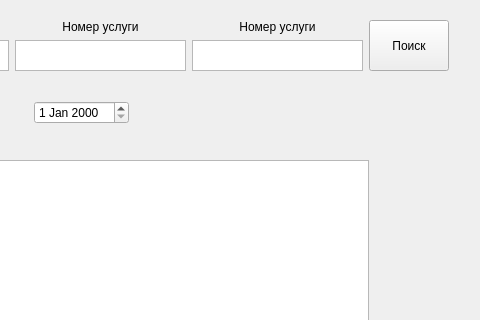
This is querytableform.ui in neodiz/dcmviewer as Qt 5 draws it before an edit; both pictures show x 202 to 682 and y 0 to 320 of the 682 by 508 pixel window. The edited form follows.
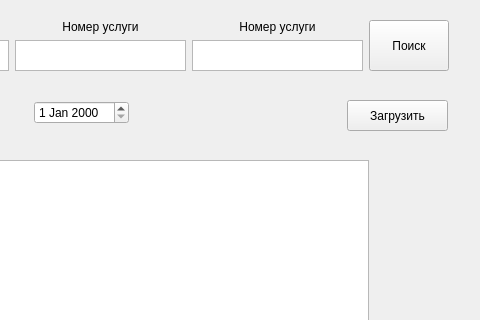
This is the edited form.

What changed in the file:
```diff
--- a/querytableform.ui
+++ b/querytableform.ui
@@ -23,7 +23,7 @@
     </rect>
    </property>
   </widget>
-  <widget class="QWidget" name="">
+  <widget class="QWidget" name="layoutWidget">
    <property name="geometry">
     <rect>
      <x>50</x>
@@ -54,7 +54,7 @@
     </item>
    </layout>
   </widget>
-  <widget class="QWidget" name="">
+  <widget class="QWidget" name="layoutWidget">
    <property name="geometry">
     <rect>
      <x>40</x>
@@ -157,16 +157,21 @@
     </item>
    </layout>
   </widget>
-  <zorder>textEdit</zorder>
-  <zorder>pushButtonSearch</zorder>
-  <zorder>textEdit_2</zorder>
-  <zorder>label</zorder>
-  <zorder>label_2</zorder>
-  <zorder>textEdit_3</zorder>
-  <zorder>label_3</zorder>
-  <zorder>dateEdit</zorder>
-  <zorder>dateEdit_2</zorder>
-  <zorder>verticalSpacer</zorder>
+  <widget class="QPushButton" name="getPatientfromServer">
+   <property name="geometry">
+    <rect>
+     <x>549</x>
+     <y>100</y>
+     <width>101</width>
+     <height>31</height>
+    </rect>
+   </property>
+   <property name="text">
+    <string>Загрузить</string>
+   </property>
+  </widget>
+  <zorder>layoutWidget</zorder>
+  <zorder>layoutWidget</zorder>
   <zorder>tableView</zorder>
  </widget>
  <resources/>
```
Left out of the diff: 1 changed line with no effect on the pictures.
